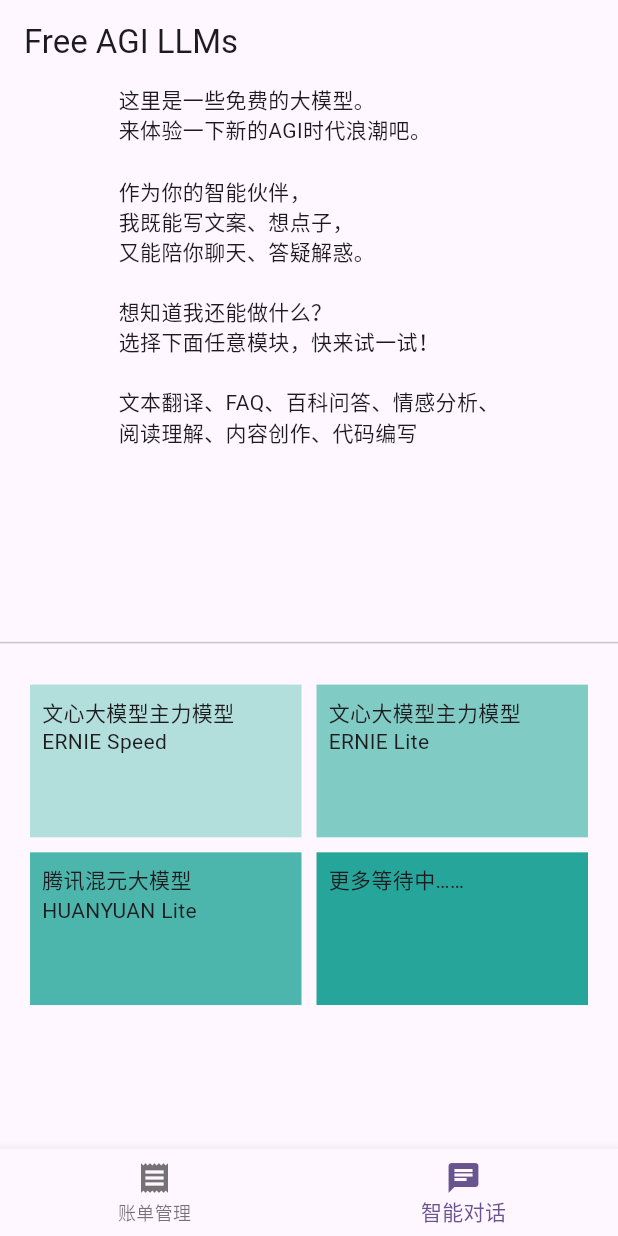
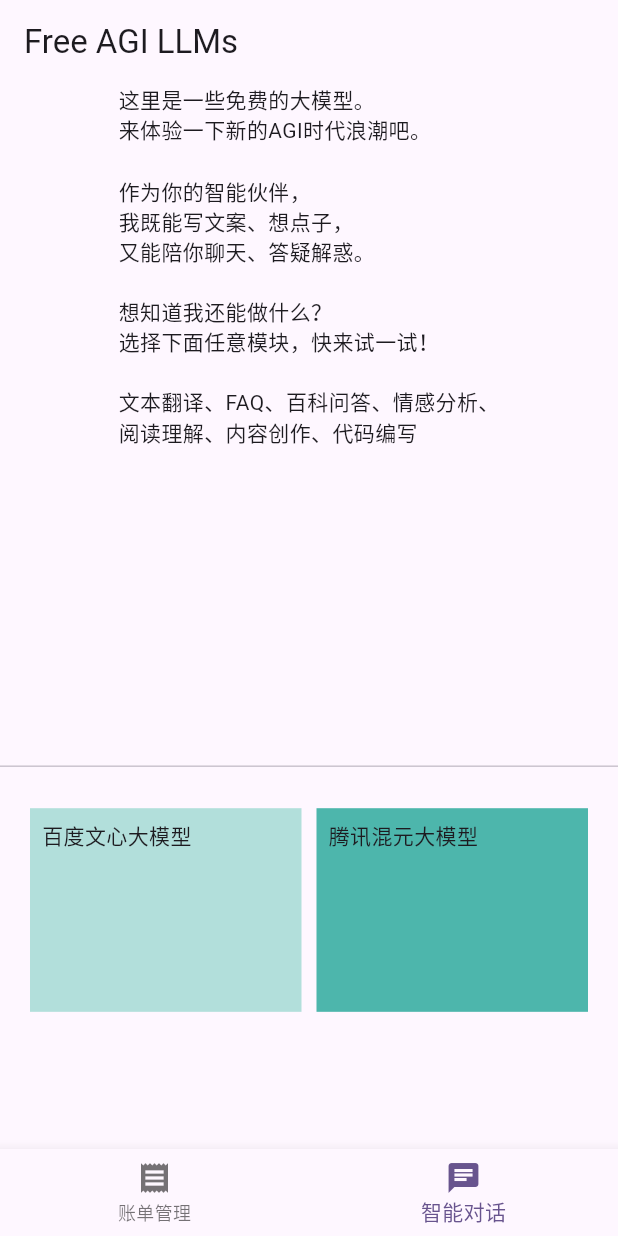
Before and after one commit to Sanotsu/ai-light-life, a Flutter app: the screen it shows after launch, on a phone screen of 412 x 824 dp. Run offline on Flutter 3.47's test engine with Material 3 defaults, Android fonts, the phone set to English and light mode, and no system bars; our stand-ins replace connectivity_plus, dio, flutter_easyloading, flutter_form_builder, flutter_screenutil, form_builder_validators and 4 more; accounts and stored records are empty.

Commit message:
feat:基本可以正常使用大模型进行对话了

````diff
--- a/lib/views/agi_llm_sample/chat_screen.dart
+++ /dev/null
@@ -1,143 +0,0 @@
-import 'package:flutter/material.dart';
-import 'package:uuid/uuid.dart';
-
-import '../../models/llm_chat_state.dart';
-import 'widgets/message_item.dart';
-
-class ChatScreen extends StatefulWidget {
-  const ChatScreen({super.key});
-
-  @override
-  State createState() => _ChatScreenState();
-}
-
-class _ChatScreenState extends State<ChatScreen> {
-  final ScrollController _scrollController = ScrollController();
-  final TextEditingController _textController = TextEditingController();
-
-  // 假设的对话数据
-  List<ChatMessage> messages = [
-    ChatMessage(
-      messageId: const Uuid().v4(),
-      text: 'Hello! This is a normal message.',
-      isFromUser: true,
-      dateTime: DateTime(2023, 12, 14, 12, 23, 34),
-    ),
-    ChatMessage(
-      messageId: const Uuid().v4(),
-      text: '```python\nprint("Hello from a code block!")\n```',
-      isFromUser: false,
-      dateTime: DateTime(2023, 12, 14, 12, 26, 40),
-    ),
-    ChatMessage(
-      messageId: const Uuid().v4(),
-      text: """
-在Flutter中实现一个对话页面，用户输入一个问题，后台返回一个答案，同时在后台回答问题时用户不能继续输入是可以做到的。
-可以通过使用Flutter的TextEditingController来控制用户是否可以输入以及获取输入的内容，同时通过网络请求或其他方式从后台获取答案。
-
-下面是一个简单的示例代码，演示如何在Flutter中实现这个功能：
-""",
-      isFromUser: true,
-      dateTime: DateTime(2023, 12, 14, 12, 26, 40),
-    ),
-    ChatMessage(
-      messageId: const Uuid().v4(),
-      text: """```python\nimport 'package:flutter/material.dart';
-import 'package:http/http.dart' as http;
-import 'dart:convert';
-
-void main() {
-  runApp(MyApp());
-}
-
-class MyApp extends StatelessWidget {
-  @override
-  Widget build(BuildContext context) {
-    return MaterialApp(
-      home: ConversationPage(),
-    );
-  }
-}```""",
-      isFromUser: false,
-      dateTime: DateTime(2023, 12, 14, 13, 26, 40),
-    ),
-    // ... 其他消息
-  ];
-
-  void _sendMessage() {
-    // 在当前上下文中查找最近的 FocusScope 并使其失去焦点，从而收起键盘。
-    FocusScope.of(context).unfocus();
-
-    // 发送消息的逻辑，这里只是简单地将消息添加到列表中
-    var temp = ChatMessage(
-      messageId: const Uuid().v4(),
-      text: _textController.text,
-      isFromUser: true,
-      dateTime: DateTime.now(),
-    );
-
-    setState(() {
-      messages.add(temp);
-      _textController.clear();
-      // 滚动到ListView的底部
-      _scrollController.animateTo(
-        _scrollController.position.maxScrollExtent,
-        curve: Curves.easeOut,
-        duration: const Duration(milliseconds: 300),
-      );
-    });
-  }
-
-  @override
-  Widget build(BuildContext context) {
-    return Scaffold(
-      appBar: AppBar(
-        title: const Text('Chat Demo'),
-        actions: const [
-          TextButton(
-            onPressed: null,
-            child: Text("切换模型"),
-          ),
-        ],
-      ),
-      body: Column(
-        children: [
-          // 显示对话消息
-          Expanded(
-            child: ListView.builder(
-              controller: _scrollController, // 设置ScrollController
-              // reverse: true, // 反转列表，使新消息出现在底部
-              itemCount: messages.length,
-              itemBuilder: (context, index) {
-                // 构建MessageItem
-                return MessageItem(
-                  message: messages[index],
-                );
-              },
-            ),
-          ),
-          // 输入框和发送按钮
-          const Divider(),
-          Padding(
-            padding: const EdgeInsets.all(8.0),
-            child: Row(
-              children: [
-                Expanded(
-                  child: TextField(
-                    controller: _textController,
-                    decoration:
-                        const InputDecoration(hintText: 'Enter your message'),
-                  ),
-                ),
-                TextButton(
-                  onPressed: _sendMessage,
-                  child: const Text('Send'),
-                ),
-              ],
-            ),
-          ),
-        ],
-      ),
-    );
-  }
-}
--- a/lib/views/agi_llm_sample/index.dart
+++ b/lib/views/agi_llm_sample/index.dart
@@ -3,8 +3,7 @@
 import 'package:flutter/material.dart';
 import 'package:flutter_screenutil/flutter_screenutil.dart';
 
-import '../../apis/tencent_apis.dart';
-import 'chat_screen.dart';
+import 'intelligent_chat_screen.dart';
 
 class AgiLlmSample extends StatefulWidget {
   const AgiLlmSample({super.key});
@@ -36,38 +35,32 @@
           // 输入框和发送按钮
           const Divider(),
           SizedBox(
-            height: 0.4.sh,
+            height: 0.3.sh,
             child: GridView.count(
               primary: false,
               padding: const EdgeInsets.all(20),
               crossAxisSpacing: 10,
               mainAxisSpacing: 10,
               crossAxisCount: 2,
-              childAspectRatio: 16 / 9,
+              childAspectRatio: 4 / 3,
               children: <Widget>[
                 InkWell(
-                  onTap: () async {
-                    // getAccessToken();
-                    // var a = await getErnieSpeedResponse();
-                    //  print(a.result);
-
-                    var a = await getHunyuanLiteResponse();
-
-                    print(a.choices);
-
-                    // Navigator.push(
-                    //   context,
-                    //   MaterialPageRoute(
-                    //     builder: (context) => const ChatScreen(),
-                    //   ),
-                    // ).then((value) {
-                    //   print("chatscreen的返回---$value");
-                    // });
+                  onTap: () {
+                    Navigator.push(
+                      context,
+                      MaterialPageRoute(
+                        builder: (context) => const IntelligentChatScreen(
+                          llmType: 'ernie',
+                        ),
+                      ),
+                    ).then((value) {
+                      print("chatscreen的返回---$value");
+                    });
                   },
                   child: Container(
                     padding: const EdgeInsets.all(8),
                     color: Colors.teal[100],
-                    child: const Text("文心大模型主力模型ERNIE Speed"),
+                    child: const Text("百度文心大模型"),
                   ),
                 ),
                 InkWell(
@@ -75,24 +68,9 @@
                     Navigator.push(
                       context,
                       MaterialPageRoute(
-                        builder: (context) => const ChatScreen(),
-                      ),
-                    ).then((value) {
-                      print("chatscreen的返回---$value");
-                    });
-                  },
-                  child: Container(
-                    padding: const EdgeInsets.all(8),
-                    color: Colors.teal[200],
-                    child: const Text('文心大模型主力模型ERNIE Lite'),
-                  ),
-                ),
-                InkWell(
-                  onTap: () {
-                    Navigator.push(
-                      context,
-                      MaterialPageRoute(
-                        builder: (context) => const ChatScreen(),
+                        builder: (context) => const IntelligentChatScreen(
+                          llmType: 'hunyuan',
+                        ),
                       ),
                     ).then((value) {
                       print("chatscreen的返回---$value");
@@ -101,13 +79,8 @@
                   child: Container(
                     padding: const EdgeInsets.all(8),
                     color: Colors.teal[300],
-                    child: const Text('腾讯混元大模型 HUANYUAN Lite'),
+                    child: const Text('腾讯混元大模型'),
                   ),
-                ),
-                Container(
-                  padding: const EdgeInsets.all(8),
-                  color: Colors.teal[400],
-                  child: const Text('更多等待中……'),
                 ),
               ],
             ),
````
Also changed, not shown: lib/apis/baidu_apis.dart (+59 -23 lines), lib/apis/tencent_apis.dart (+5 -10 lines), lib/models/baidu_ernie_state.dart (+7 -7 lines), lib/models/llm_chat_state.dart (+6 -1 lines), lib/models/tencent_hunyuan_state.dart (+8 -8 lines), lib/views/agi_llm_sample/intelligent_chat_screen.dart (added, +269 -0 lines), lib/views/agi_llm_sample/widgets/message_item.dart (+34 -10 lines), 1 other file.
